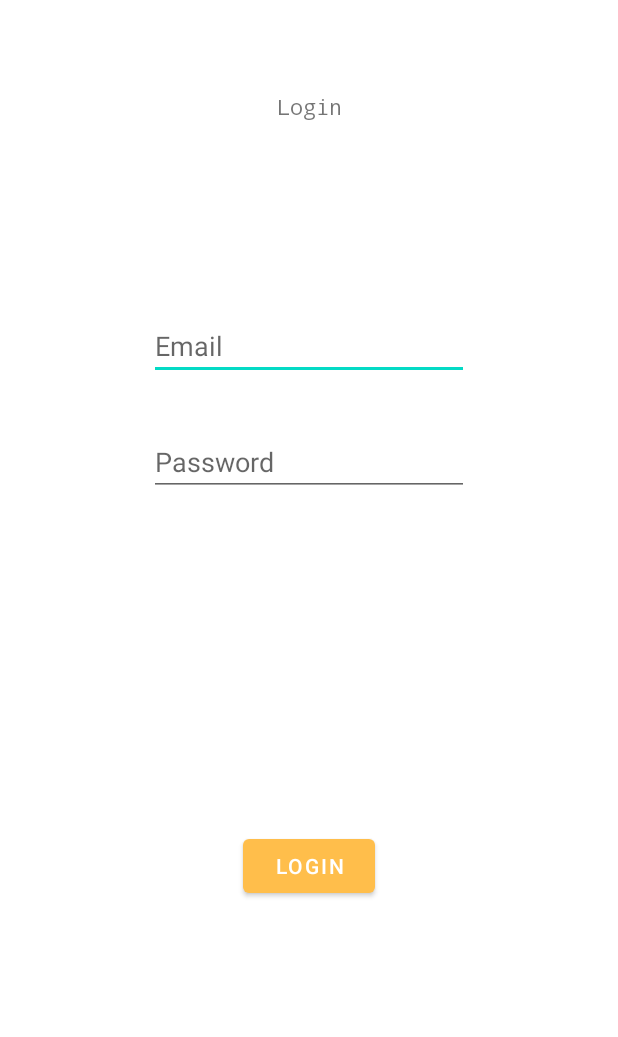
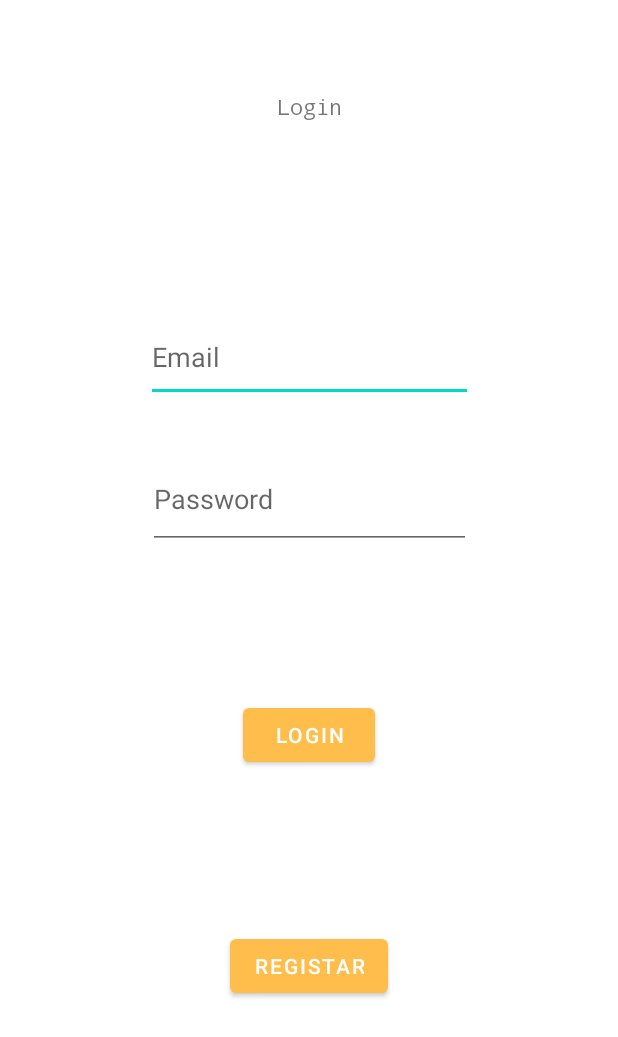
Before and after one commit to FranciscoOliveira7/ReBeal, an Android app: the layout login_profile.xml on its own in the app's theme, with its tools: preview values and no code run, on a phone screen of 412 x 824 dp. Shown: the top 1037 px of the screen. Run offline under Robolectric (Android 15) with nearby library versions, the phone set to English and light mode, and no system bars.

Commit message:
LoginActivity

```diff
--- a/app/src/main/java/ipca/project/rebeal/ui/Login.kt
+++ /dev/null
@@ -1,4 +0,0 @@
-package ipca.project.rebeal.ui
-
-class Login {
-}
--- a/app/src/main/res/layout/login_profile.xml
+++ b/app/src/main/res/layout/login_profile.xml
@@ -7,8 +7,8 @@
 
     <EditText
         android:id="@+id/editEmailAddress"
-        android:layout_width="wrap_content"
-        android:layout_height="wrap_content"
+        android:layout_width="218dp"
+        android:layout_height="60dp"
         android:layout_marginTop="128dp"
         android:ems="10"
         android:hint="Email"
@@ -19,8 +19,8 @@
 
     <EditText
         android:id="@+id/editPassword"
-        android:layout_width="wrap_content"
-        android:layout_height="wrap_content"
+        android:layout_width="215dp"
+        android:layout_height="66dp"
         android:layout_marginTop="32dp"
         android:ems="10"
         android:hint="Password"
@@ -45,9 +45,20 @@
         android:id="@+id/Login_Button"
         android:layout_width="wrap_content"
         android:layout_height="wrap_content"
+        android:layout_marginTop="100dp"
         android:text="Login"
+        app:layout_constraintEnd_toEndOf="parent"
+        app:layout_constraintStart_toStartOf="parent"
+        app:layout_constraintTop_toBottomOf="@+id/editPassword" />
+
+    <Button
+        android:id="@+id/button_Registar"
+        android:layout_width="wrap_content"
+        android:layout_height="48dp"
+        android:layout_marginTop="-50dp"
+        android:text="Registar"
         app:layout_constraintBottom_toBottomOf="parent"
         app:layout_constraintEnd_toEndOf="parent"
         app:layout_constraintStart_toStartOf="parent"
-        app:layout_constraintTop_toBottomOf="@+id/editPassword" />
+        app:layout_constraintTop_toBottomOf="@+id/Login_Button" />
 </androidx.constraintlayout.widget.ConstraintLayout>
```
Also changed, not shown: app/src/main/java/ipca/project/rebeal/LoginActivity.kt (added, +57 -0 lines), app/src/main/res/layout/register_profile.xml (+11 -10 lines).
